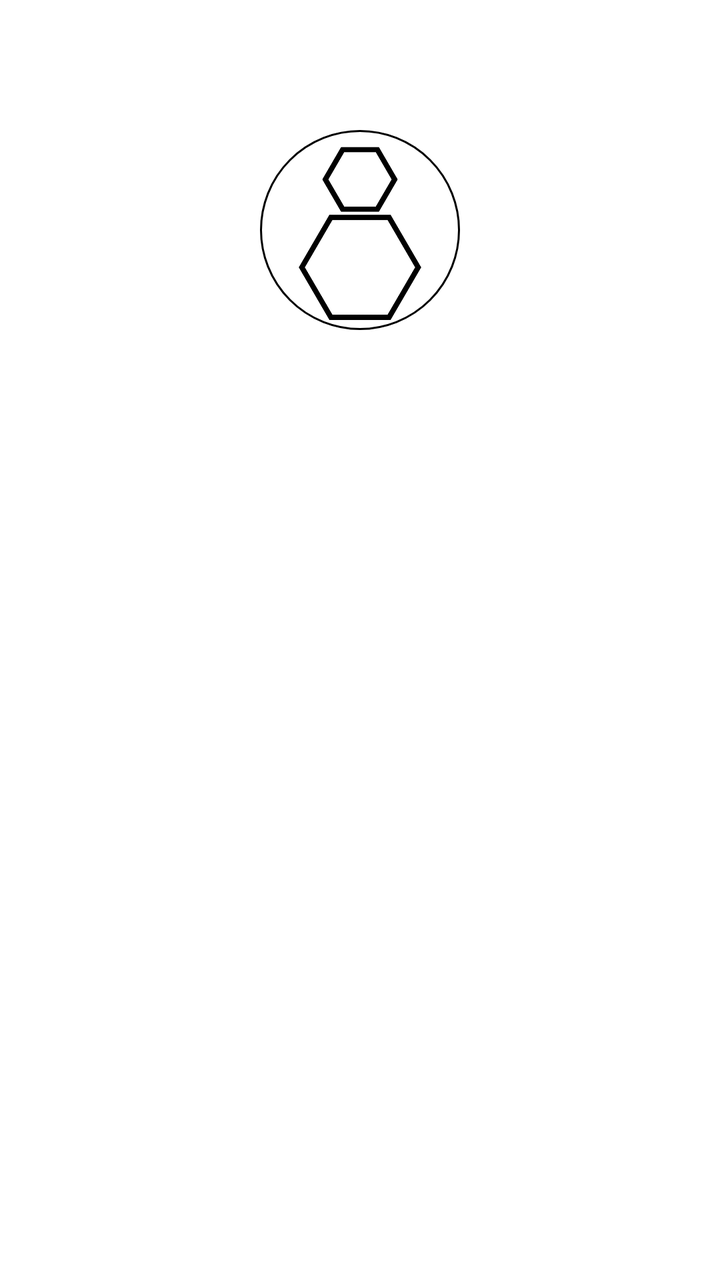
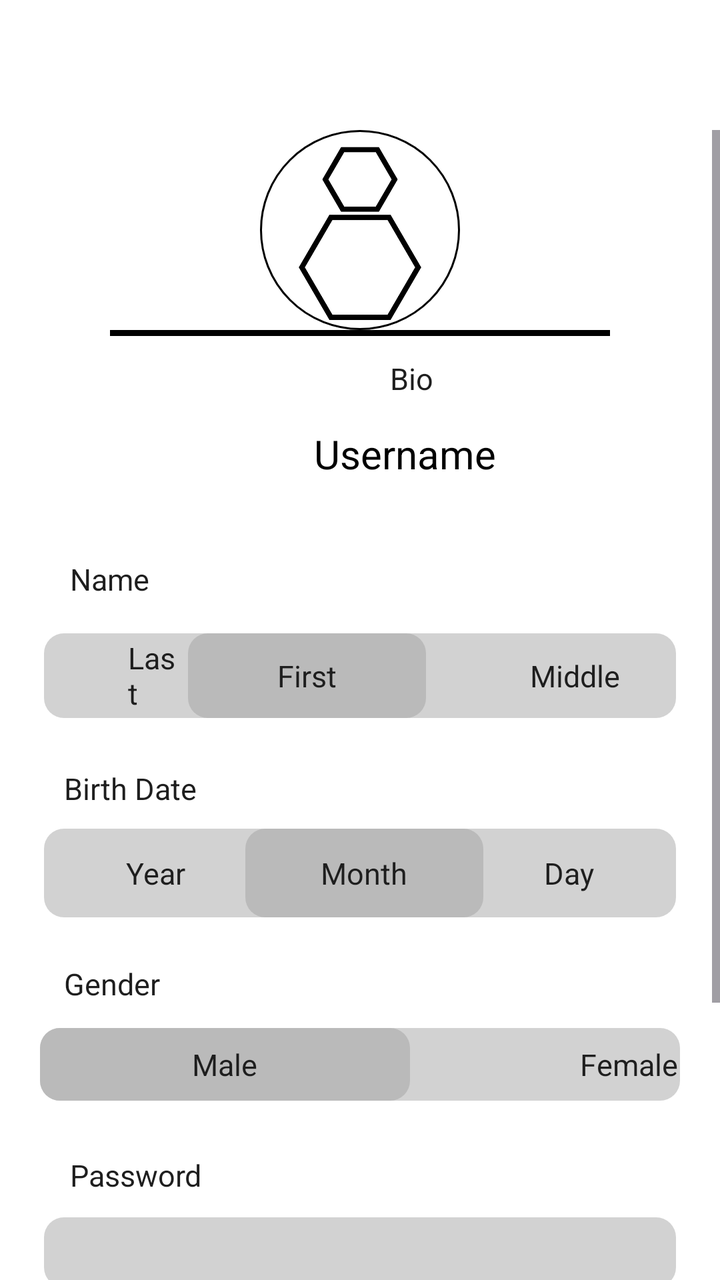

Two renders of the same Android screen: before a commit and after it. Below are the layout's source before the change and the commit's diff.
<!-- AndroidManifest.xml: application theme Theme.LayoutLab -->
<!-- res/layout/activity_profile.xml -->
<?xml version="1.0" encoding="utf-8"?>
<LinearLayout xmlns:android="http://schemas.android.com/apk/res/android"
    xmlns:app="http://schemas.android.com/apk/res-auto"
    xmlns:tools="http://schemas.android.com/tools"
    android:id="@+id/main"
    android:layout_width="match_parent"
    android:layout_height="match_parent"
    tools:context=".Profile"
    android:background="@color/white">

    <LinearLayout
        android:layout_width="match_parent"
        android:layout_height="wrap_content"
        android:orientation="vertical">

        
        <LinearLayout
            android:layout_width="match_parent"
            android:layout_height="wrap_content"
            android:padding="5dp">

            <LinearLayout
                android:layout_width="0dp"
                android:layout_height="50dp"
                android:layout_weight="1"
                android:orientation="horizontal"
                android:gravity="start">

                <Button
                    android:id="@+id/btn_backProfile"
                    android:layout_width="50dp"
                    android:layout_height="50dp"
                    android:backgroundTint="@android:color/transparent"
                    android:foreground="@drawable/back_icon" />

            </LinearLayout>

            <LinearLayout
                android:layout_width="0dp"
                android:layout_height="50dp"
                android:layout_weight="1"
                android:orientation="horizontal"
                android:gravity="center">

                <com.google.android.material.button.MaterialButton
                    android:id="@+id/btn_logoHome"
                    android:layout_width="50dp"
                    android:layout_height="50dp"
                    android:foreground="@drawable/logo_transparent"
                    app:backgroundTint="@android:color/transparent"
                    android:clickable="false"/>

            </LinearLayout>

            <LinearLayout
                android:layout_width="0dp"
                android:layout_height="50dp"
                android:layout_weight="1"
                android:orientation="horizontal"
                android:gravity="start">


            </LinearLayout>

        </LinearLayout>


        <ScrollView
            android:layout_width="match_parent"
            android:layout_height="0dp"
            android:layout_weight="1"
            android:clipToPadding="false"
            android:paddingTop="5dp">

            <LinearLayout
                android:layout_width="match_parent"
                android:layout_height="wrap_content"
                android:orientation="vertical"
                android:gravity="center">

                
                <LinearLayout
                    android:layout_width="100dp"
                    android:layout_height="100dp">

                    <ImageView
                        android:layout_width="100dp"
                        android:layout_height="100dp"
                        android:background="@drawable/circular_imageview"
                        android:padding="5dp"
                        android:src="@drawable/profile_icon"/>

                </LinearLayout>



            </LinearLayout>

        </ScrollView>

    </LinearLayout>

</LinearLayout>
<!-- resources referenced by this layout -->
<resources>
  <color name="white">#FFFFFFFF</color>
  <!-- drawable back_icon: png bitmap (drawable, 28075 bytes) -->
  <!-- drawable circular_imageview (drawable) -->
  <?xml version="1.0" encoding="utf-8"?>
  <shape xmlns:android="http://schemas.android.com/apk/res/android"
      android:shape="oval">
      <size
          android:width="100dp"
          android:height="100dp" />
      <stroke android:width="1dp" android:color="#000000" />
  </shape>
  <!-- drawable logo_transparent: png bitmap (drawable, 37070 bytes) -->
  <!-- drawable profile_icon: png bitmap (drawable, 40205 bytes) -->
  <style name="Theme.LayoutLab" parent="Base.Theme.LayoutLab" />
  <style name="Base.Theme.LayoutLab" parent="Theme.Material3.DayNight.NoActionBar">
          
          
      </style>
</resources>

<!-- the commit's change to res/layout/activity_profile.xml (unified diff, before → after) -->
@@ -5,7 +5,7 @@
     android:id="@+id/main"
     android:layout_width="match_parent"
     android:layout_height="match_parent"
-    tools:context=".Profile"
+    tools:context=".profile"
     android:background="@color/white">
 
     <LinearLayout
@@ -92,7 +92,285 @@
 
                 </LinearLayout>
 
-
+                <LinearLayout
+                    android:layout_width="match_parent"
+                    android:layout_height="wrap_content"
+                    android:orientation="vertical">
+
+                    <LinearLayout
+                        android:layout_width="match_parent"
+                        android:layout_height="3dp"
+                        android:background="#000000"
+                        android:layout_marginBottom="11dp"
+                        android:layout_marginHorizontal="55dp"
+                        android:clipChildren="false"
+                        android:clipToPadding="false"
+                        android:orientation="vertical">
+                    </LinearLayout>
+                    <TextView
+                        android:id="@+id/r0xm8b0mz9yyc"
+                        android:textColor="#1E1E1E"
+                        android:textSize="15sp"
+                        android:layout_marginBottom="14dp"
+                        android:layout_marginStart="195dp"
+                        android:layout_height="wrap_content"
+                        android:layout_width="wrap_content"
+                        android:text="Bio"
+                        />
+                    <TextView
+                        android:id="@+id/txt_usernameProfile"
+                        android:textColor="#000000"
+                        android:textSize="20sp"
+                        android:layout_marginBottom="39dp"
+                        android:layout_marginStart="157dp"
+                        android:layout_height="wrap_content"
+                        android:layout_width="wrap_content"
+                        android:text="Username"
+                        />
+                    <TextView
+                        android:id="@+id/re24pz5zmg3r"
+                        android:textColor="#1E1E1E"
+                        android:textSize="15sp"
+                        android:layout_marginBottom="17dp"
+                        android:layout_marginStart="35dp"
+                        android:layout_height="wrap_content"
+                        android:layout_width="wrap_content"
+                        android:text="Name"
+                        />
+                    <LinearLayout
+                        android:id="@+id/r3j5vxjvs4m6"
+                        android:layout_width="match_parent"
+                        android:layout_height="wrap_content"
+                        android:gravity="center_vertical"
+                        android:background="@drawable/codetea2"
+                        android:paddingLeft="42dp"
+                        android:paddingRight="28dp"
+                        android:layout_marginBottom="25dp"
+                        android:layout_marginHorizontal="22dp"
+                        android:clipChildren="false"
+                        android:clipToPadding="false"
+                        android:orientation="horizontal">
+                        <TextView
+                            android:id="@+id/rbm4ybjotjtl"
+                            android:textColor="#1E1E1E"
+                            android:textSize="15sp"
+                            android:layout_marginEnd="4dp"
+                            android:layout_height="wrap_content"
+                            android:layout_width="match_parent"
+                            android:layout_weight="1"
+                            android:text="Last"
+                            />
+                        <LinearLayout
+                            android:id="@+id/r3pejmqk2c9o"
+                            android:layout_width="119dp"
+                            android:layout_height="wrap_content"
+                            android:gravity="center_horizontal"
+                            android:background="@drawable/codetea1"
+                            android:paddingVertical="11dp"
+                            android:layout_marginEnd="52dp"
+                            android:clipChildren="false"
+                            android:clipToPadding="false"
+                            android:orientation="vertical">
+                            <TextView
+                                android:id="@+id/rv3upht5vd9h"
+                                android:textColor="#1E1E1E"
+                                android:textSize="15sp"
+                                android:layout_height="wrap_content"
+                                android:layout_width="wrap_content"
+                                android:text="First"
+                                />
+                        </LinearLayout>
+                        <TextView
+                            android:id="@+id/r5uwkm5cb663"
+                            android:textColor="#1E1E1E"
+                            android:textSize="15sp"
+                            android:layout_height="wrap_content"
+                            android:layout_width="wrap_content"
+                            android:text="Middle"
+                            />
+                    </LinearLayout>
+                    <TextView
+                        android:id="@+id/r2igwxlo5fdt"
+                        android:textColor="#1E1E1E"
+                        android:textSize="15sp"
+                        android:layout_marginBottom="10dp"
+                        android:layout_marginStart="32dp"
+                        android:layout_height="wrap_content"
+                        android:layout_width="wrap_content"
+                        android:text="Birth Date"
+                        />
+                    <LinearLayout
+                        android:id="@+id/r6tpak9dro0h"
+                        android:layout_width="match_parent"
+                        android:layout_height="wrap_content"
+                        android:gravity="center_vertical"
+                        android:background="@drawable/codetea2"
+                        android:paddingHorizontal="41dp"
+                        android:layout_marginBottom="23dp"
+                        android:layout_marginHorizontal="22dp"
+                        android:clipChildren="false"
+                        android:clipToPadding="false"
+                        android:orientation="horizontal">
+                        <TextView
+                            android:id="@+id/r35ss44roort"
+                            android:textColor="#1E1E1E"
+                            android:textSize="15sp"
+                            android:layout_height="wrap_content"
+                            android:layout_width="wrap_content"
+                            android:text="Year"
+                            />
+                        <View
+                            android:layout_width="0dp"
+                            android:layout_height="0dp"
+                            android:layout_weight="1"
+                            />
+                        <LinearLayout
+                            android:id="@+id/ry4vt4cia1x8"
+                            android:layout_width="119dp"
+                            android:layout_height="wrap_content"
+                            android:gravity="center_horizontal"
+                            android:background="@drawable/codetea1"
+                            android:paddingVertical="12dp"
+                            android:clipChildren="false"
+                            android:clipToPadding="false"
+                            android:orientation="vertical">
+                            <TextView
+                                android:id="@+id/r8s5sjdumh8i"
+                                android:textColor="#1E1E1E"
+                                android:textSize="15sp"
+                                android:layout_height="wrap_content"
+                                android:layout_width="wrap_content"
+                                android:text="Month"
+                                />
+                        </LinearLayout>
+                        <View
+                            android:layout_width="0dp"
+                            android:layout_height="0dp"
+                            android:layout_weight="1"
+                            />
+                        <TextView
+                            android:id="@+id/rh5djwfdqdpb"
+                            android:textColor="#1E1E1E"
+                            android:textSize="15sp"
+                            android:layout_height="wrap_content"
+                            android:layout_width="wrap_content"
+                            android:text="Day"
+                            />
+                    </LinearLayout>
+                    <TextView
+                        android:id="@+id/rlctf75pxl6p"
+                        android:textColor="#1E1E1E"
+                        android:textSize="15sp"
+                        android:layout_marginBottom="12dp"
+                        android:layout_marginStart="32dp"
+                        android:layout_height="wrap_content"
+                        android:layout_width="wrap_content"
+                        android:text="Gender"
+                        />
+                    <LinearLayout
+                        android:id="@+id/rmf1p0op3to"
+                        android:layout_width="match_parent"
+                        android:layout_height="wrap_content"
+                        android:gravity="center_vertical"
+                        android:background="@drawable/codetea2"
+                        android:layout_marginBottom="27dp"
+                        android:layout_marginHorizontal="20dp"
+                        android:clipChildren="false"
+                        android:clipToPadding="false"
+                        android:orientation="horizontal">
+                        <LinearLayout
+                            android:id="@+id/r1k8x1icr1jj"
+                            android:layout_width="185dp"
+                            android:layout_height="wrap_content"
+                            android:gravity="center_horizontal"
+                            android:background="@drawable/codetea1"
+                            android:paddingVertical="8dp"
+                            android:layout_marginEnd="85dp"
+                            android:clipChildren="false"
+                            android:clipToPadding="false"
+                            android:orientation="vertical">
+                            <TextView
+                                android:id="@+id/r2npfegpu2mf"
+                                android:textColor="#1E1E1E"
+                                android:textSize="15sp"
+                                android:layout_height="wrap_content"
+                                android:layout_width="wrap_content"
+                                android:text="Male"
+                                />
+                        </LinearLayout>
+                        <TextView
+                            android:id="@+id/rhu2eeocm1aq"
+                            android:textColor="#1E1E1E"
+                            android:textSize="15sp"
+                            android:layout_height="wrap_content"
+                            android:layout_width="wrap_content"
+                            android:text="Female"
+                            />
+                    </LinearLayout>
+                    <TextView
+                        android:id="@+id/rp51ka9yq6nt"
+                        android:textColor="#1E1E1E"
+                        android:textSize="15sp"
+                        android:layout_marginBottom="11dp"
+                        android:layout_marginStart="35dp"
+                        android:layout_height="wrap_content"
+                        android:layout_width="wrap_content"
+                        android:text="Password"
+                        />
+                    <LinearLayout
+                        android:id="@+id/r55d6evvqh7"
+                        android:layout_width="match_parent"
+                        android:layout_height="35dp"
+                        android:background="@drawable/codetea2"
+                        android:layout_marginBottom="26dp"
+                        android:layout_marginHorizontal="22dp"
+                        android:clipChildren="false"
+                        android:clipToPadding="false"
+                        android:orientation="vertical">
+                    </LinearLayout>
+                    <TextView
+                        android:id="@+id/rfmlj6ti6ao"
+                        android:textColor="#1E1E1E"
+                        android:textSize="15sp"
+                        android:layout_marginBottom="11dp"
+                        android:layout_marginStart="35dp"
+                        android:layout_height="wrap_content"
+                        android:layout_width="wrap_content"
+                        android:text="Username"
+                        />
+                    <LinearLayout
+                        android:id="@+id/rri198c3rhlb"
+                        android:layout_width="match_parent"
+                        android:layout_height="35dp"
+                        android:background="@drawable/codetea2"
+                        android:layout_marginBottom="21dp"
+                        android:layout_marginHorizontal="22dp"
+                        android:clipChildren="false"
+                        android:clipToPadding="false"
+                        android:orientation="vertical">
+                    </LinearLayout>
+                    <TextView
+                        android:id="@+id/rjeefgmlsb4j"
+                        android:textColor="#1E1E1E"
+                        android:textSize="15sp"
+                        android:layout_marginBottom="12dp"
+                        android:layout_marginStart="34dp"
+                        android:layout_height="wrap_content"
+                        android:layout_width="wrap_content"
+                        android:text="Contact No."
+                        />
+                    <LinearLayout
+                        android:id="@+id/rqenbggyxx"
+                        android:layout_width="match_parent"
+                        android:layout_height="35dp"
+                        android:background="@drawable/codetea2"
+                        android:layout_marginHorizontal="22dp"
+                        android:clipChildren="false"
+                        android:clipToPadding="false"
+                        android:orientation="vertical">
+                    </LinearLayout>
+
+                </LinearLayout>
 
             </LinearLayout>
 
<!-- resource entries referenced after the edit -->
@@ -11,6 +11,24 @@
           android:height="100dp" />
       <stroke android:width="1dp" android:color="#000000" />
   </shape>
+  <!-- drawable codetea1 (drawable) -->
+  <?xml version="1.0" encoding="utf-8"?>
+  <shape xmlns:android="http://schemas.android.com/apk/res/android">
+      <solid
+          android:color="#BABABA"/>
+  
+      <corners
+          android:radius="10dp"/>
+  </shape>
+  <!-- drawable codetea2 (drawable) -->
+  <?xml version="1.0" encoding="utf-8"?>
+  <shape xmlns:android="http://schemas.android.com/apk/res/android">
+      <solid
+          android:color="#D2d2d2"/>
+  
+      <corners
+          android:radius="10dp"/>
+  </shape>
   <!-- drawable logo_transparent: png bitmap (drawable, 37070 bytes) -->
   <!-- drawable profile_icon: png bitmap (drawable, 40205 bytes) -->
   <style name="Theme.LayoutLab" parent="Base.Theme.LayoutLab" />
